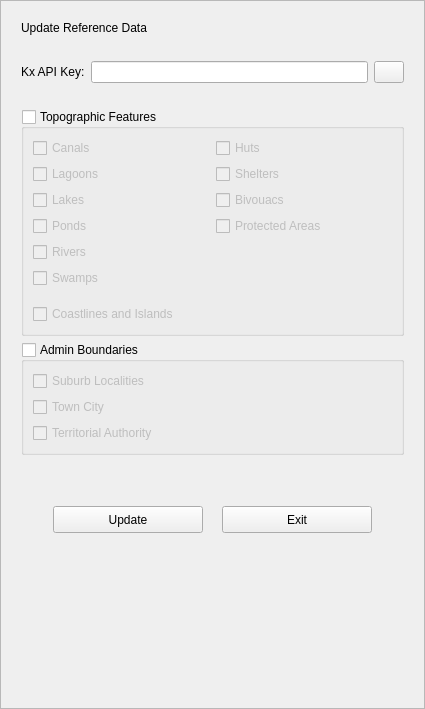
Before: the Qt Designer form buildings/gui/reference_data.ui in linz/nz-buildings, drawn with Qt 5.
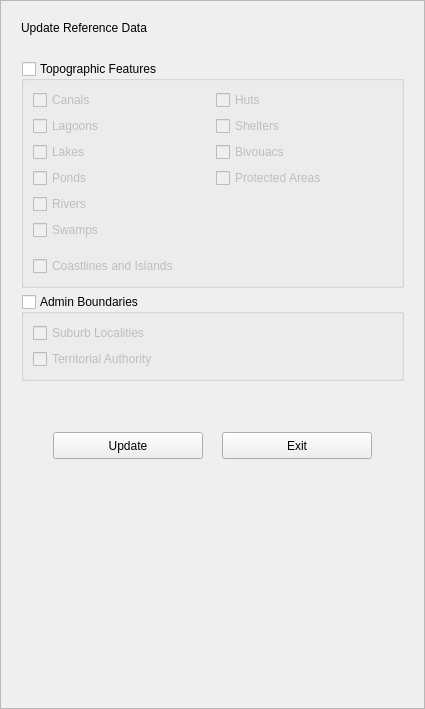
After: the same form once the commit is applied.

Commit message: feat: add api keys to config file

```diff
--- a/buildings/gui/reference_data.ui
+++ b/buildings/gui/reference_data.ui
@@ -58,69 +58,6 @@
        </item>
        <item>
         <layout class="QVBoxLayout" name="verticalLayout">
-         <item>
-          <layout class="QHBoxLayout" name="horizontalLayout_17">
-           <item>
-            <widget class="QLabel" name="lb_key">
-             <property name="text">
-              <string>Kx API Key:</string>
-             </property>
-            </widget>
-           </item>
-           <item>
-            <widget class="QLineEdit" name="le_key">
-             <property name="echoMode">
-              <enum>QLineEdit::Password</enum>
-             </property>
-            </widget>
-           </item>
-           <item>
-            <widget class="QPushButton" name="btn_view_key">
-             <property name="maximumSize">
-              <size>
-               <width>30</width>
-               <height>16777215</height>
-              </size>
-             </property>
-             <property name="text">
-              <string/>
-             </property>
-            </widget>
-           </item>
-          </layout>
-         </item>
-         <item>
-          <spacer name="verticalSpacer_5">
-           <property name="orientation">
-            <enum>Qt::Vertical</enum>
-           </property>
-           <property name="sizeType">
-            <enum>QSizePolicy::Fixed</enum>
-           </property>
-           <property name="sizeHint" stdset="0">
-            <size>
-             <width>20</width>
-             <height>10</height>
-            </size>
-           </property>
-          </spacer>
-         </item>
-         <item>
-          <spacer name="verticalSpacer_6">
-           <property name="orientation">
-            <enum>Qt::Vertical</enum>
-           </property>
-           <property name="sizeType">
-            <enum>QSizePolicy::Fixed</enum>
-           </property>
-           <property name="sizeHint" stdset="0">
-            <size>
-             <width>20</width>
-             <height>10</height>
-            </size>
-           </property>
-          </spacer>
-         </item>
          <item>
           <widget class="QGroupBox" name="grbx_topo">
            <property name="title">
@@ -251,13 +188,6 @@
               </property>
              </widget>
             </item>
-            <item>
-             <widget class="QCheckBox" name="chbx_town">
-              <property name="text">
-               <string>Town City</string>
-              </property>
-             </widget>
-            </item>
             <item>
              <widget class="QCheckBox" name="chbx_ta">
               <property name="text">
```
The commit also changes 2 other files.
